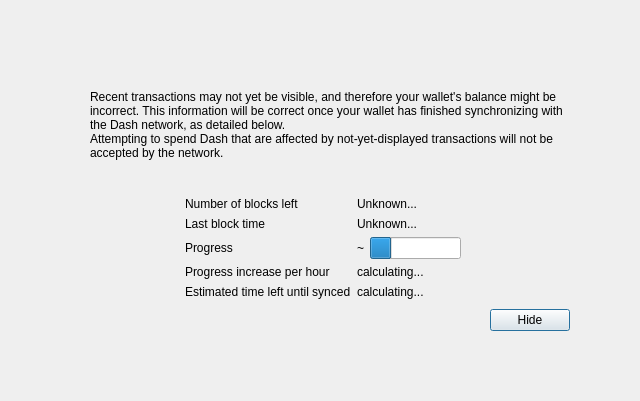
This is src/qt/forms/modaloverlay.ui in LKSCOIN/lkscoin-core as Qt 5 draws it before an edit. The edited form follows.
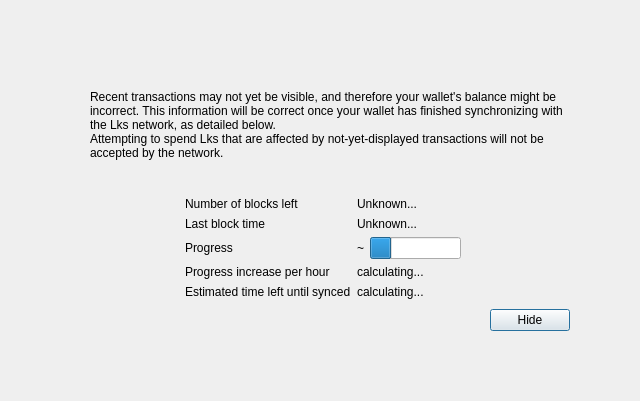
This is the edited form. Custom widgets are drawn as their Qt base class.

Commit message:
rebrand: dash -> lks (mechanical, no behavior change)
- File renames: dashd->lksd, dash-cli->lks-cli, dash-tx->lks-tx,
  bench_dash->bench_lks, test_dash->test_lks, icons, manpages, contrib.
- String mapping: 'Dash Core'->'Lksc Core', Dash->Lks, dash->lks,
  DASH->LKS; URLs to LKSCOIN/LKSCOIN and lksfoundation.org.
- External library names preserved: bls-dash, leveldb, secp256k1,
  univalue (vendored upstream code untouched under depends/).
No consensus or behavior change intended in this commit.

What changed in the file:
```diff
--- a/src/qt/forms/modaloverlay.ui
+++ b/src/qt/forms/modaloverlay.ui
@@ -111,7 +111,7 @@
              <item>
               <widget class="QLabel" name="infoText">
                <property name="text">
-                <string>Recent transactions may not yet be visible, and therefore your wallet's balance might be incorrect. This information will be correct once your wallet has finished synchronizing with the Dash network, as detailed below.</string>
+                <string>Recent transactions may not yet be visible, and therefore your wallet's balance might be incorrect. This information will be correct once your wallet has finished synchronizing with the Lks network, as detailed below.</string>
                </property>
                <property name="textFormat">
                 <enum>Qt::RichText</enum>
@@ -124,7 +124,7 @@
              <item>
               <widget class="QLabel" name="infoTextStrong">
                <property name="text">
-                <string>Attempting to spend Dash that are affected by not-yet-displayed transactions will not be accepted by the network.</string>
+                <string>Attempting to spend Lks that are affected by not-yet-displayed transactions will not be accepted by the network.</string>
                </property>
                <property name="textFormat">
                 <enum>Qt::RichText</enum>
```
The commit also changes 746 other files.
